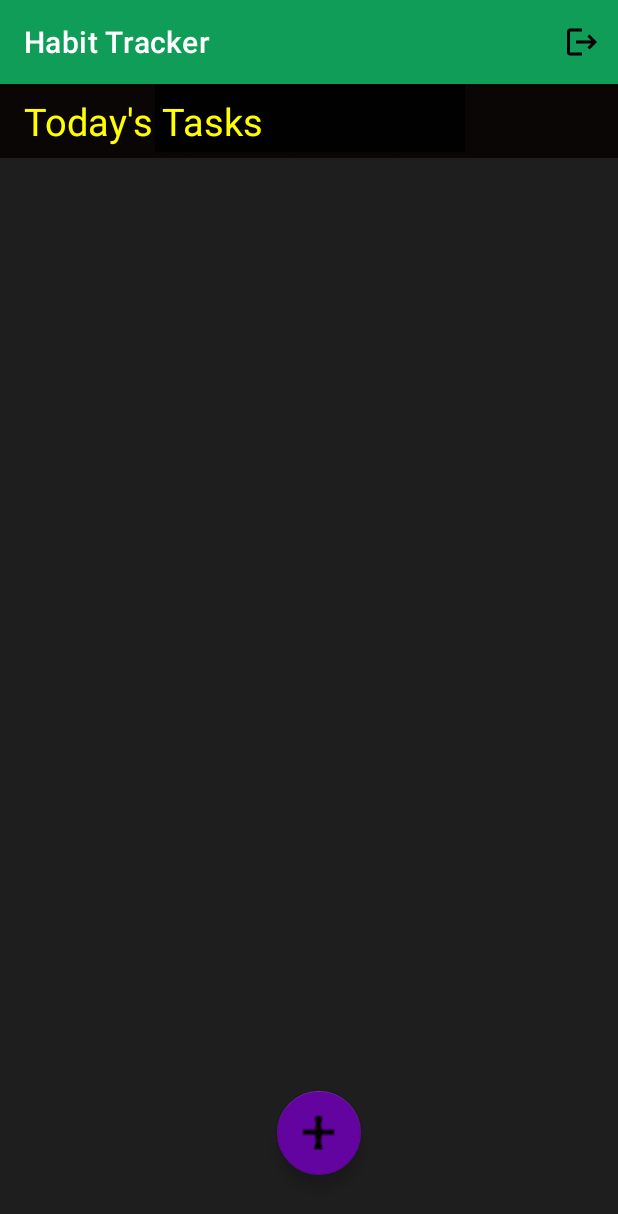
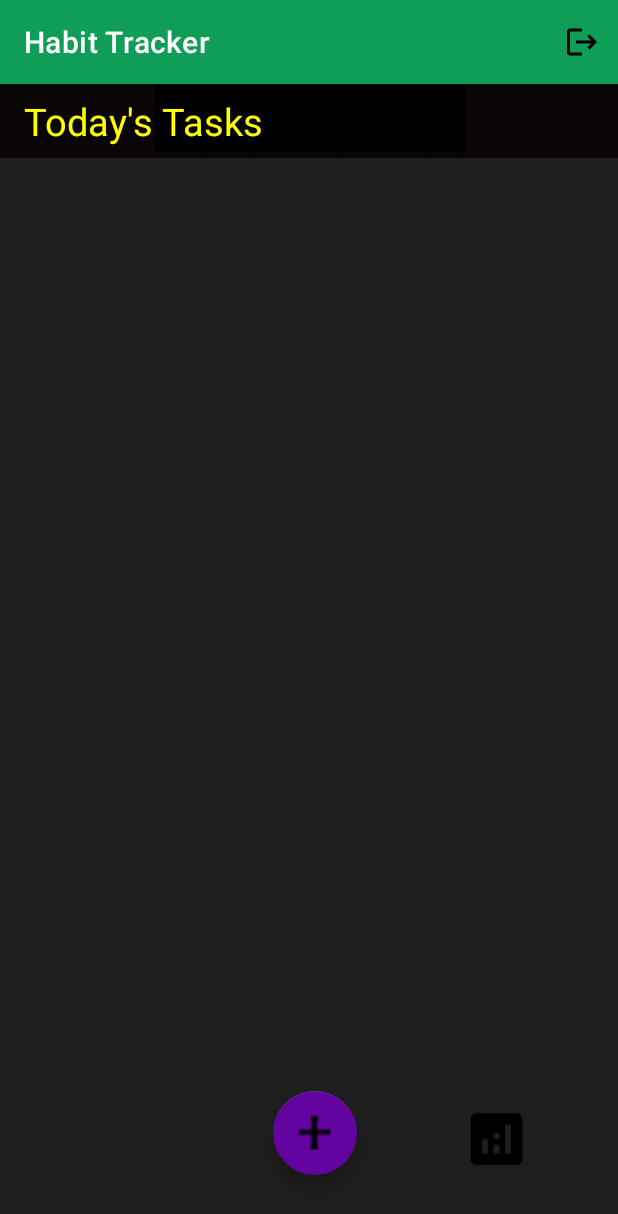
Before and after one commit to ankit00010/HabitTracker, an Android app: the screen it shows after launch (HomeActivity1), on a phone screen of 412 x 824 dp. Shown: the top 1214 px of the screen. Run offline under Robolectric (Android 15) with nearby library versions, the light colour scheme and no system bars.

Commit message:
Implemented Statistics i.e piechart and barchart using package MPAndroidChart

```diff
--- a/app/build.gradle
+++ b/app/build.gradle
@@ -38,4 +38,5 @@ dependencies {
     testImplementation 'junit:junit:4.13.2'
     androidTestImplementation 'androidx.test.ext:junit:1.1.4'
     androidTestImplementation 'androidx.test.espresso:espresso-core:3.5.0'
+    implementation 'com.github.PhilJay:MPAndroidChart:v3.1.0'
 }
--- a/app/src/main/java/com/example/fukc/HomeActivity1.java
+++ b/app/src/main/java/com/example/fukc/HomeActivity1.java
@@ -21,6 +21,7 @@ import com.google.android.material.floatingactionbutton.FloatingActionButton;
 import java.util.ArrayList;
 
 public class HomeActivity1 extends AppCompatActivity {
+    ImageView Stats;
     FloatingActionButton plus;
     SharedPreferences sp;
     DBHelper db;
@@ -37,6 +38,7 @@ public class HomeActivity1 extends AppCompatActivity {
         ImageView imageList=view.findViewById(R.id.deleteicon);
         imageList.setImageResource(R.drawable.deleteicon);;
         recyclerView = findViewById(R.id.recyclerViewhabit);
+        Stats=(ImageView)  findViewById(R.id.Analysis);
         adapter = new MyAdapterHabit(this, habitname);
         recyclerView.setAdapter(adapter);
         recyclerView.setLayoutManager(new LinearLayoutManager(this));
@@ -54,7 +56,17 @@ public class HomeActivity1 extends AppCompatActivity {
 
             }
         });
+            //Temporary code to test the stats
+        Stats.setOnClickListener(new View.OnClickListener() {
+            @Override
+            public void onClick(View v) {
+                Intent intent=new Intent(getApplicationContext(),Create_Habit_Statistics.class);
+                startActivity(intent);
+                finish();
 
+
+            }
+        });
     }
 
 
--- a/app/src/main/res/layout/activity_home1.xml
+++ b/app/src/main/res/layout/activity_home1.xml
@@ -54,14 +54,25 @@
 
     <androidx.recyclerview.widget.RecyclerView
         android:id="@+id/recyclerViewhabit"
-        android:layout_width="393dp"
-        android:layout_height="643dp"
+        android:layout_width="397dp"
+        android:layout_height="573dp"
         app:layout_constraintBottom_toBottomOf="parent"
         app:layout_constraintEnd_toEndOf="parent"
-        app:layout_constraintHorizontal_bias="0.714"
         app:layout_constraintStart_toStartOf="parent"
         app:layout_constraintTop_toTopOf="@+id/TopBox"
-        app:layout_constraintVertical_bias="1.0" />
+        app:layout_constraintVertical_bias="0.405" />
+
+    <ImageView
+        android:id="@+id/Analysis"
+        android:layout_width="46dp"
+        android:layout_height="48dp"
+        app:layout_constraintBottom_toBottomOf="@+id/plussign"
+        app:layout_constraintEnd_toEndOf="parent"
+        app:layout_constraintHorizontal_bias="0.546"
+        app:layout_constraintStart_toEndOf="@+id/plussign"
+        app:layout_constraintTop_toTopOf="@+id/plussign"
+        app:layout_constraintVertical_bias="1.0"
+        app:srcCompat="@drawable/ic_baseline_analytics_24" />
 
 
 </androidx.constraintlayout.widget.ConstraintLayout>
--- a/settings.gradle
+++ b/settings.gradle
@@ -10,6 +10,8 @@ dependencyResolutionManagement {
     repositories {
         google()
         mavenCentral()
+        maven { url "https://jitpack.io" }
+
     }
 }
 rootProject.name = "fukc"
```
Also changed, not shown: app/src/main/AndroidManifest.xml (+7 -0 lines), app/src/main/java/com/example/fukc/Create_Habit_Statistics.java (added, +97 -0 lines), app/src/main/res/layout/activity_create_habit_statistics.xml (added, +38 -0 lines), app/src/main/res/menu/bottom_nav_menu.xml (+1 -9 lines).
